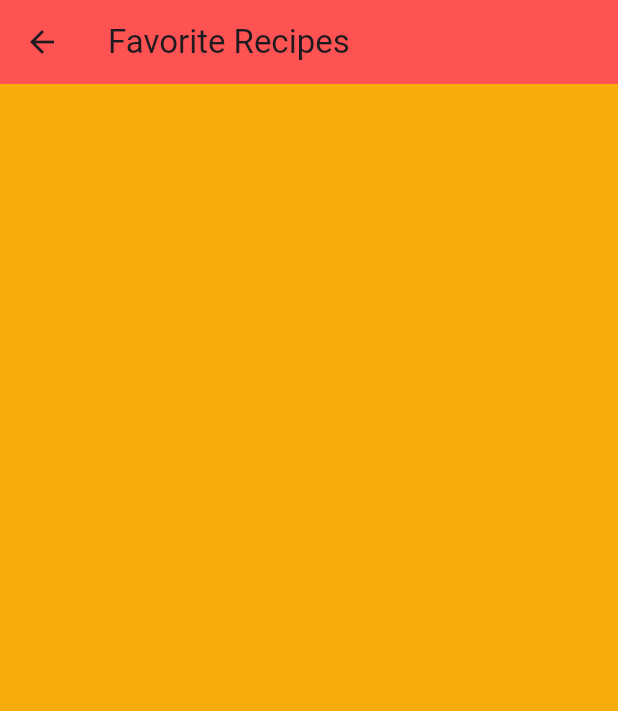
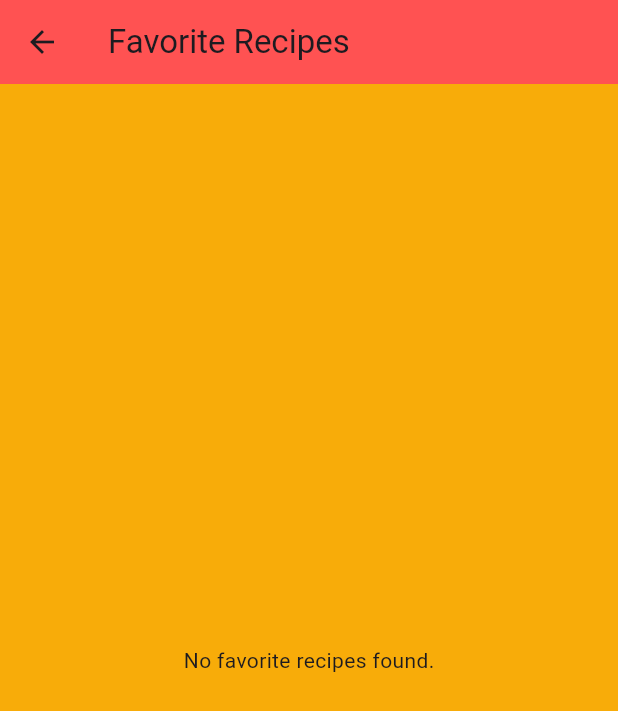
Before and after one commit to dhogan7/Project1, a Flutter app: the RecipesScreen screen opened directly, after a tap on the "favorite" icon, on a phone screen of 412 x 824 dp. Shown: the top 711 px of the screen. Run offline on Flutter 3.47's test engine with Material 3 defaults, Android fonts, the phone set to English and light mode, and no system bars.

Commit message:
Made Changes

```diff
--- a/lib/favorites_screen.dart
+++ b/lib/favorites_screen.dart
@@ -6,8 +6,7 @@ class FavoritesScreen extends StatelessWidget {
 
   @override
   Widget build(BuildContext context) {
-    // Retrieve the favorite recipes from the arguments
-    final List<Map<String, dynamic>> favoriteRecipes = ModalRoute.of(context)!.settings.arguments as List<Map<String, dynamic>>;
+    final List<Map<String, dynamic>> favoriteRecipes = ModalRoute.of(context)?.settings.arguments as List<Map<String, dynamic>>? ?? [];
 
     return Scaffold(
       backgroundColor: const Color.fromARGB(255, 248, 172, 9),
@@ -15,7 +14,8 @@ class FavoritesScreen extends StatelessWidget {
         backgroundColor: Colors.redAccent,
         title: const Text('Favorite Recipes'),
       ),
-      body: ListView.builder(
+      body: favoriteRecipes.isNotEmpty
+          ? ListView.builder(
               itemCount: favoriteRecipes.length,
               itemBuilder: (context, index) {
                 final recipe = favoriteRecipes[index];
@@ -35,7 +35,8 @@ class FavoritesScreen extends StatelessWidget {
                   },
                 );
               },
-      ),
+            )
+          : const Center(child: Text('No favorite recipes found.')),
     );
   }
 }
--- a/lib/recipes_screen.dart
+++ b/lib/recipes_screen.dart
@@ -3,7 +3,7 @@ import 'details_screen.dart';
 import 'favorites_screen.dart';
 
 class RecipesScreen extends StatefulWidget {
-   RecipesScreen({super.key});
+  RecipesScreen({super.key});
 
   // Remove const to make the map mutable
   final Map<String, List<Map<String, dynamic>>> recipes = {
@@ -100,7 +100,7 @@ class RecipesScreen extends StatefulWidget {
         'name': 'Greek Salad',
         'instructions': [
           'Chop vegetables.',
-          'Mix all ingredients',
+          'Mix all ingredients.',
           'Serve chilled.'
         ],
         'ingredients': [
```
Also changed, not shown: lib/home_screen.dart (+0 -10 lines). Lines whose indentation alone changed are shown as unchanged.
